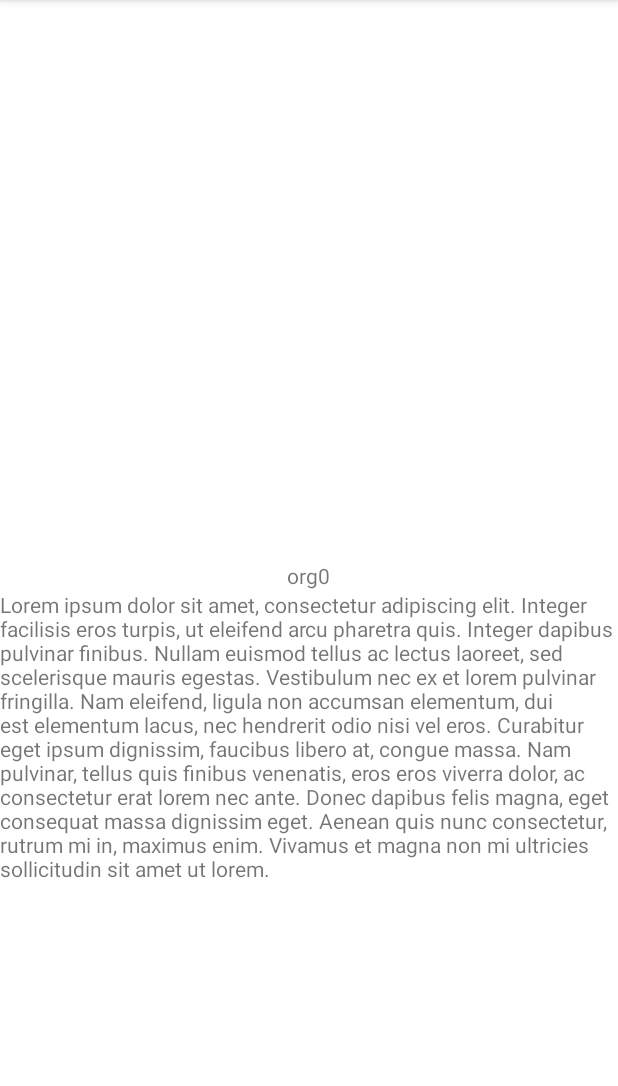
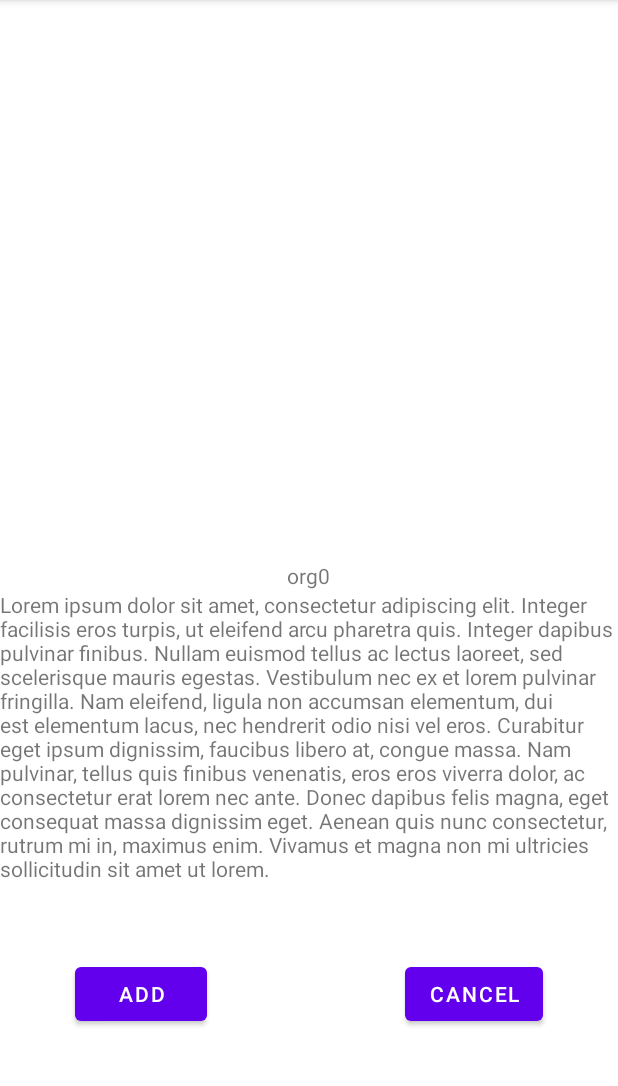
Before and after one commit to Sraddheya/dissertationv3, an Android app: the OrganisationAddActivity screen opened directly, with no data from a screen before it, on a phone screen of 412 x 824 dp, the part 84-1170 px from its top. Run offline under Robolectric (Android 15) with nearby library versions, the phone set to English and light mode, and no system bars.

```diff
--- a/app/src/main/java/com/ecclesiav2/OrganisationAddActivity.java
+++ b/app/src/main/java/com/ecclesiav2/OrganisationAddActivity.java
@@ -2,7 +2,10 @@ package com.ecclesiav2;
 
 import androidx.appcompat.app.AppCompatActivity;
 
+import android.content.Intent;
 import android.os.Bundle;
+import android.view.View;
+import android.widget.Button;
 import android.widget.TextView;
 
 import java.util.ArrayList;
@@ -14,7 +17,7 @@ public class OrganisationAddActivity extends AppCompatActivity {
     @Override
     protected void onCreate(Bundle savedInstanceState) {
         super.onCreate(savedInstanceState);
-        setContentView(R.layout.activity_organisation);
+        setContentView(R.layout.activity_organisation_add);
 
         getSupportActionBar().setDisplayHomeAsUpEnabled(true);
         setupOrganisations();
@@ -28,6 +31,17 @@ public class OrganisationAddActivity extends AppCompatActivity {
 
         nameTextView.setText(allOrganisations.get(index).getName());
         descriptionTextView.setText(allOrganisations.get(index).getDescription());
+
+        //BUTTON-------------------------------------------------
+        Button addBtn = findViewById(R.id.addBtn);
+        addBtn.setOnClickListener(new View.OnClickListener() {
+            @Override
+            public void onClick(View view) {
+                Intent intent = new Intent(OrganisationAddActivity.this, MainActivity.class);
+                startActivity(intent);
+            }
+        });
+        Button cancelBtn = findViewById(R.id.cancelBtn);
     }
 
     private void setupOrganisations() {
--- a/app/src/main/res/layout/activity_organisation_add.xml
+++ b/app/src/main/res/layout/activity_organisation_add.xml
@@ -19,4 +19,24 @@
         android:layout_centerInParent="true"
         android:layout_below="@id/orgName"/>
 
+    <Button
+        android:id="@+id/addBtn"
+        android:text="Add"
+        android:layout_width="wrap_content"
+        android:layout_height="wrap_content"
+        android:layout_below="@id/orgDescription"
+        android:layout_marginTop="50dp"
+        android:layout_marginLeft="50dp"
+        android:layout_alignParentLeft="true"/>
+
+    <Button
+        android:id="@+id/cancelBtn"
+        android:text="Cancel"
+        android:layout_width="wrap_content"
+        android:layout_height="wrap_content"
+        android:layout_below="@id/orgDescription"
+        android:layout_marginTop="50dp"
+        android:layout_marginRight="50dp"
+        android:layout_alignParentRight="true"/>
+
 </RelativeLayout>
--- a/app/src/main/res/layout/activity_organisation.xml
+++ b/app/src/main/res/layout/activity_organisation_info.xml
@@ -4,7 +4,7 @@
     xmlns:tools="http://schemas.android.com/tools"
     android:layout_width="match_parent"
     android:layout_height="match_parent"
-    tools:context=".OrganisationActivity">
+    tools:context=".OrganisationInfoActivity">
 
     <TextView
         android:id="@+id/orgName"
```
Also changed, not shown: app/src/main/AndroidManifest.xml (+12 -2 lines), app/src/main/java/com/ecclesiav2/MainActivity.java (+22 -0 lines), app/src/main/java/com/ecclesiav2/OrganisationFragment.java (+14 -17 lines), app/src/main/java/com/ecclesiav2/OrganisationInfoActivity.java (renamed from app/src/main/java/com/ecclesiav2/OrganisationActivity.java, +2 -6 lines).
